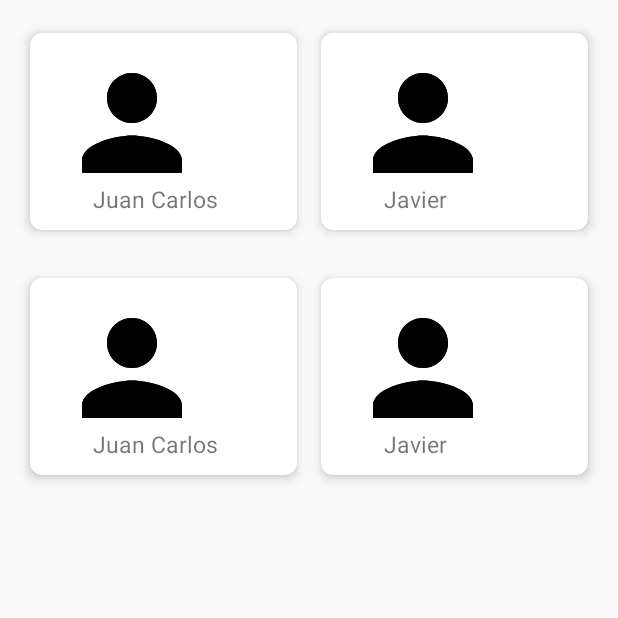
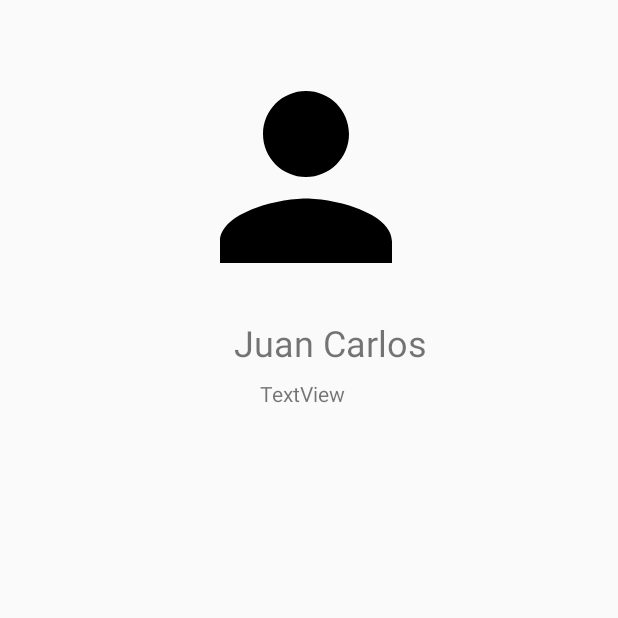
Before and after one commit to jcarlosalarconp/SLF-MANAGEMENT, an Android app: the fragment PersonalFragment shown on its own in the app's theme, after a tap on "Juan Carlos", on a phone screen of 412 x 824 dp, the top half of it. Run offline under Robolectric (Android 15) with nearby library versions, the phone set to English and light mode, and no system bars.

Commit message:
ExpandibleListView solucionado, agregado ClicListener en Evento y Personal -  ExpandibleListView resolved, added ClicListener in Eventos and Personal
ExpandibleListView solucionado, los items muestran los datos correctamente.
Se han creado los layout y funciones de clic en Evento y Personal.
-
ExpandibleListView resolved, items show correctly data.
Layout and functions of clic in Evento y Personal are done.

```diff
--- a/admin/app/src/main/AndroidManifest.xml
+++ b/admin/app/src/main/AndroidManifest.xml
@@ -9,7 +9,9 @@
         android:roundIcon="@mipmap/ic_launcher_round"
         android:supportsRtl="true"
         android:theme="@style/AppTheme">
-        <activity android:name=".activitys.MaterialActivity"></activity>
+        <activity android:name=".activitys.EventoActivity"></activity>
+        <activity android:name=".activitys.PersonalActivity" />
+        <activity android:name=".activitys.MaterialActivity" />
         <activity android:name=".MainActivity">
             <intent-filter>
                 <action android:name="android.intent.action.MAIN" />
--- /dev/null
+++ b/admin/app/src/main/java/com/example/slf_management/activitys/PersonalActivity.kt
@@ -0,0 +1,27 @@
+package com.example.slf_management.activitys
+
+import androidx.appcompat.app.AppCompatActivity
+import android.os.Bundle
+import android.widget.ImageView
+import android.widget.TextView
+import com.example.slf_management.R
+import com.example.slf_management.items.ComentarioItem
+import java.util.ArrayList
+
+class PersonalActivity : AppCompatActivity() {
+
+    private val nombrePersonalActivity by lazy { findViewById<TextView>(R.id.nombrePersonalActivity) }
+    private val imagenPersonalActivity by lazy { findViewById<ImageView>(R.id.imagenPersonalActivity) }
+
+
+    override fun onCreate(savedInstanceState: Bundle?) {
+        super.onCreate(savedInstanceState)
+        setContentView(R.layout.activity_personal)
+        intent.extras?.let {
+            val nombrePersonal = it.getString("nombrePersonal")
+            val imagenPersonal = it.getInt("imagenPersonal")
+            nombrePersonalActivity.text = nombrePersonal
+            imagenPersonalActivity.setImageResource(imagenPersonal)
+        }
+    }
+}
--- a/admin/app/src/main/java/com/example/slf_management/adapter/PersonalAdapter.kt
+++ b/admin/app/src/main/java/com/example/slf_management/adapter/PersonalAdapter.kt
@@ -15,6 +15,8 @@ import com.example.slf_management.items.PersonalItem
 class PersonalAdapter(var context: Context, var arrayList: ArrayList<PersonalItem>) :
         RecyclerView.Adapter<PersonalAdapter.ItemHolder>() {
 
+    private lateinit var mListener: PersonalListener
+
     override fun onCreateViewHolder(parent: ViewGroup, viewType: Int): ItemHolder {
 
         val itemHolder = LayoutInflater.from(parent.context).inflate(R.layout.item_personal, parent, false)
@@ -26,23 +28,30 @@ class PersonalAdapter(var context: Context, var arrayList: ArrayList<PersonalIte
         return arrayList.size
     }
 
+    fun setPersonalListener(listener: PersonalAdapter.PersonalListener){
+        mListener = listener
+    }
+
     override fun onBindViewHolder(holder: ItemHolder, position: Int) {
         val personalItem: PersonalItem = arrayList.get(position)
 
         holder.imagen.setImageResource(personalItem.imagenPersonal!!)
         holder.nombre.text = personalItem.nombrePersonal
 
-        holder.nombre.setOnClickListener {
-            Toast.makeText(context, personalItem.nombrePersonal, Toast.LENGTH_LONG).show()
+        holder.itemView.setOnClickListener {
+            mListener.onClick(position)
         }
     }
 
     class ItemHolder(itemView: View) : RecyclerView.ViewHolder(itemView){
 
-        var imagen = itemView.findViewById<ImageView>(R.id.imagenPersonal)
+        var imagen = itemView.findViewById<ImageView>(R.id.imagenPersonalActivity)
         var nombre = itemView.findViewById<TextView>(R.id.nombrePersonal)
 
     }
 
+    interface PersonalListener{
+        fun onClick(position: Int)
+    }
 
 }
--- a/admin/app/src/main/java/com/example/slf_management/fragments/PersonalFragment.kt
+++ b/admin/app/src/main/java/com/example/slf_management/fragments/PersonalFragment.kt
@@ -1,6 +1,7 @@
 package com.example.slf_management.fragments
 
 
+import android.content.Intent
 import android.os.Build
 import android.os.Bundle
 import androidx.fragment.app.Fragment
@@ -14,6 +15,7 @@ import androidx.recyclerview.widget.LinearLayoutManager
 import androidx.recyclerview.widget.RecyclerView
 
 import com.example.slf_management.R
+import com.example.slf_management.activitys.PersonalActivity
 import com.example.slf_management.adapter.EventosAdapter
 import com.example.slf_management.adapter.PersonalAdapter
 import com.example.slf_management.items.EventoItem
@@ -53,6 +55,19 @@ class PersonalFragment : Fragment() {
         listaPersonal.add(personal4)
 
         val adapter = PersonalAdapter(inflater.context, listaPersonal)
+
+        adapter.setPersonalListener(object : PersonalAdapter.PersonalListener {
+            override fun onClick(position: Int) {
+                val intent = Intent(context, PersonalActivity::class.java)
+                val bundle = Bundle()
+                bundle.putString("nombrePersonal", listaPersonal[position].nombrePersonal)
+                bundle.putInt("imagenPersonal", listaPersonal[position].imagenPersonal)
+                intent.putExtras(bundle)
+                startActivity(intent)
+            }
+
+        })
+
         recyclerView.adapter = adapter
 
         return view
--- a/admin/app/src/main/java/com/example/slf_management/items/ComentarioItem.kt
+++ b/admin/app/src/main/java/com/example/slf_management/items/ComentarioItem.kt
@@ -2,5 +2,7 @@ package com.example.slf_management.items
 
 import java.time.LocalDate
 
-class ComentarioItem(val nombreComentario:String, val comentario:String, val fecha: LocalDate) {
+data class ComentarioItem(val nombreComentario:String, val comentario:String, val fecha: LocalDate) {
+
+
 }
--- /dev/null
+++ b/admin/app/src/main/res/layout/activity_personal.xml
@@ -0,0 +1,41 @@
+<?xml version="1.0" encoding="utf-8"?>
+<androidx.constraintlayout.widget.ConstraintLayout xmlns:android="http://schemas.android.com/apk/res/android"
+    xmlns:app="http://schemas.android.com/apk/res-auto"
+    xmlns:tools="http://schemas.android.com/tools"
+    android:layout_width="match_parent"
+    android:layout_height="match_parent"
+    tools:context=".activitys.PersonalActivity">
+
+    <ImageView
+        android:id="@+id/imagenPersonalActivity"
+        android:layout_width="176dp"
+        android:layout_height="172dp"
+        android:layout_marginStart="116dp"
+        android:layout_marginTop="32dp"
+        app:layout_constraintStart_toStartOf="parent"
+        app:layout_constraintTop_toTopOf="parent"
+        app:srcCompat="@drawable/personal_icon" />
+
+    <TextView
+        android:id="@+id/nombrePersonalActivity"
+        android:layout_width="wrap_content"
+        android:layout_height="wrap_content"
+        android:layout_marginStart="156dp"
+        android:layout_marginTop="8dp"
+        android:text="TextView"
+        android:textAlignment="center"
+        android:textSize="24sp"
+        app:layout_constraintStart_toStartOf="parent"
+        app:layout_constraintTop_toBottomOf="@+id/imagenPersonalActivity" />
+
+    <TextView
+        android:id="@+id/disponibilidadPersonalActivity"
+        android:layout_width="wrap_content"
+        android:layout_height="wrap_content"
+        android:layout_marginStart="173dp"
+        android:layout_marginTop="8dp"
+        android:text="TextView"
+        android:textAlignment="center"
+        app:layout_constraintStart_toStartOf="parent"
+        app:layout_constraintTop_toBottomOf="@+id/nombrePersonalActivity" />
+</androidx.constraintlayout.widget.ConstraintLayout>
--- a/admin/app/src/main/res/layout/item_personal.xml
+++ b/admin/app/src/main/res/layout/item_personal.xml
@@ -15,7 +15,7 @@
         android:padding="10dp">
 
         <ImageView
-            android:id="@+id/imagenPersonal"
+            android:id="@+id/imagenPersonalActivity"
             android:layout_width="100dp"
             android:layout_height="100dp"
             android:layout_marginHorizontal="8dp"
```
Also changed, not shown: admin/app/src/main/java/com/example/slf_management/activitys/EventoActivity.kt (added, +21 -0 lines), admin/app/src/main/java/com/example/slf_management/activitys/MaterialActivity.kt (+6 -7 lines), admin/app/src/main/java/com/example/slf_management/adapter/EventosAdapter.kt (+11 -0 lines), admin/app/src/main/java/com/example/slf_management/adapter/ExpandibleListViewAdapter.kt (+3 -4 lines), admin/app/src/main/java/com/example/slf_management/fragments/EventosFragment.kt (+14 -0 lines), admin/app/src/main/res/layout/activity_evento.xml (added, +9 -0 lines).
